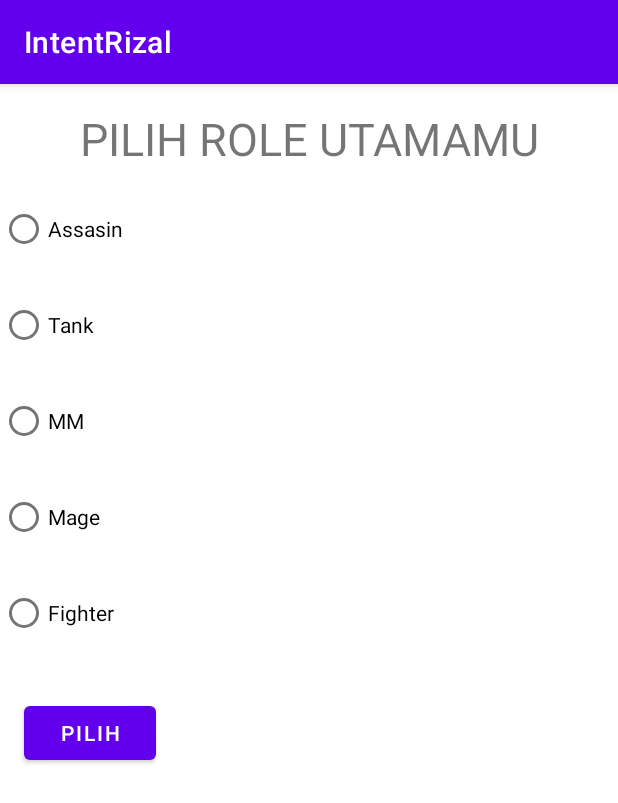
After one commit to RizalHer/IntentRizal, an Android app: the ResultActivity screen opened directly, with no data from a screen before it, on a phone screen of 412 x 824 dp. The commit adds this screen. Shown: the top 803 px of the screen. Run offline under Robolectric (Android 15) with nearby library versions, the phone set to English and light mode, and no system bars.

Commit message:
IntentRizal
Rizal Intent Part 2

```diff
--- a/app/src/main/AndroidManifest.xml
+++ b/app/src/main/AndroidManifest.xml
@@ -9,6 +9,9 @@
         android:roundIcon="@mipmap/ic_launcher_round"
         android:supportsRtl="true"
         android:theme="@style/Theme.IntentRizal">
+        <activity
+            android:name=".ResultActivity"
+            android:exported="false" />
         <activity
             android:name=".MoveWithActivity"
             android:exported="false" />
--- /dev/null
+++ b/app/src/main/java/com/Rizal/IntenRizal/ResultActivity.kt
@@ -0,0 +1,31 @@
+package com.Rizal.IntenRizal
+
+import android.content.Intent
+import androidx.appcompat.app.AppCompatActivity
+import android.os.Bundle
+import android.widget.Button
+import android.widget.RadioButton
+import android.widget.RadioGroup
+
+class ResultActivity : AppCompatActivity() {
+    var rgRole: RadioGroup? = null
+    lateinit var radioButton: RadioButton
+    private lateinit var btnChoose: Button
+    override fun onCreate(savedInstanceState: Bundle?) {
+        super.onCreate(savedInstanceState)
+        setContentView(R.layout.activity_result)
+
+        rgRole = findViewById(R.id.rg_role)
+        btnChoose = findViewById(R.id.btn_chose)
+        btnChoose.setOnClickListener {
+            val selectOption: Int = rgRole!!.checkedRadioButtonId
+            radioButton= findViewById(selectOption)
+
+            val intent = Intent(this, MainActivity::class.java)
+            val bundle = Bundle()
+            bundle.putString("Role", radioButton.text as String)
+            intent.putExtras(bundle)
+            startActivity(intent)
+        }
+    }
+}
--- /dev/null
+++ b/app/src/main/res/layout/activity_result.xml
@@ -0,0 +1,60 @@
+<?xml version="1.0" encoding="utf-8"?>
+<LinearLayout xmlns:android="http://schemas.android.com/apk/res/android"
+    xmlns:app="http://schemas.android.com/apk/res-auto"
+    xmlns:tools="http://schemas.android.com/tools"
+    android:layout_width="match_parent"
+    android:layout_height="match_parent"
+    tools:context=".ResultActivity"
+    android:orientation="vertical">
+
+    <TextView
+        android:layout_width="match_parent"
+        android:layout_height="wrap_content"
+        android:text="@string/chose_role"
+        android:layout_margin="@dimen/activity_horizontal_margin"
+        android:textSize="30sp"
+        android:gravity="center"/>
+    <RadioGroup
+        android:layout_width="match_parent"
+        android:layout_height="wrap_content"
+        android:id="@+id/rg_role"
+        android:orientation="vertical" >
+        <RadioButton
+            android:layout_width="match_parent"
+            android:layout_height="wrap_content"
+            android:id="@+id/rb_assasin"
+            android:text="@string/_assasin"
+            android:layout_marginBottom="@dimen/activity_vertical_margin"/>
+        <RadioButton
+            android:layout_width="match_parent"
+            android:layout_height="wrap_content"
+            android:id="@+id/rb_tank"
+            android:text="@string/_tank"
+            android:layout_marginBottom="@dimen/activity_vertical_margin"/>
+        <RadioButton
+            android:layout_width="match_parent"
+            android:layout_height="wrap_content"
+            android:id="@+id/rb_marksman"
+            android:text="@string/_marksman"
+            android:layout_marginBottom="@dimen/activity_vertical_margin"/>
+        <RadioButton
+            android:layout_width="match_parent"
+            android:layout_height="wrap_content"
+            android:id="@+id/rb_mage"
+            android:text="@string/_mage"
+            android:layout_marginBottom="@dimen/activity_vertical_margin"/>
+        <RadioButton
+            android:layout_width="match_parent"
+            android:layout_height="wrap_content"
+            android:id="@+id/rb_fighter"
+            android:text="@string/_fighter"
+            android:layout_marginBottom="@dimen/activity_vertical_margin"/>
+    </RadioGroup>
+    <Button
+        android:layout_width="wrap_content"
+        android:layout_height="wrap_content"
+        android:id="@+id/btn_chose"
+        android:text="@string/chose"
+        android:layout_margin="@dimen/activity_horizontal_margin"/>
+
+</LinearLayout>
--- a/app/src/main/res/values/strings.xml
+++ b/app/src/main/res/values/strings.xml
@@ -5,10 +5,13 @@
     <string name="dial_number">PANGGIL TELEPON</string>
     <string name="move_with_result">PINDAH AKTIVITI UNTUK RESULT</string>
     <string name="result_from_activity">HASIL DARI AKTIVITI</string>
-    <string name="chose_color">PILIH WARNA</string>
-    <string name="_blue">BIRU</string>
-    <string name="_red">MERAH</string>
-    <string name="_black">HITAM</string>
+    <string name="chose_role">PILIH ROLE UTAMAMU</string>
+    <string name="_assasin">Assasin</string>
+    <string name="_tank">Tank</string>
+    <string name="_marksman">MM</string>
+    <string name="_mage">Mage</string>
+    <string name="_fighter">Fighter</string>
+    <string name="_suport">Suport</string>
     <string name="chose">PILIH</string>
     <string name="data_received">DATA DITERIMA</string>
     <string name="this_ismove_activity">INI PINDAH AKTIVITI</string>
```
Also changed, not shown: app/src/main/java/com/Rizal/IntenRizal/MainActivity.kt (+30 -0 lines), app/src/main/res/layout/activity_main.xml (+20 -1 lines), app/src/main/res/drawable/fighter.jpg (added).
